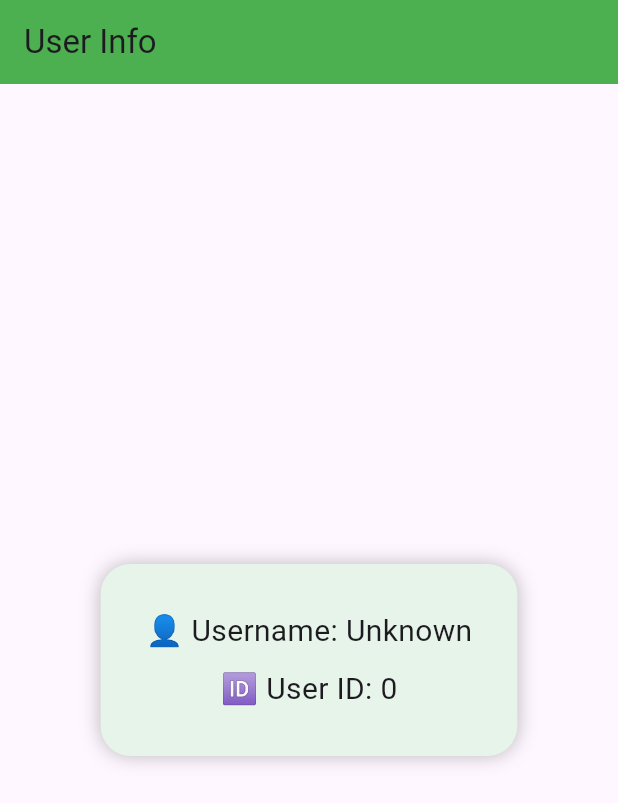
After one commit to RayyanGhnimat2003/gradProj, a Flutter app: the UserInfoScreen screen opened directly, on a phone screen of 412 x 824 dp. The commit adds this screen. Shown: the top 803 px of the screen. Run offline on Flutter 3.47's test engine with Material 3 defaults, Android fonts, the phone set to English and light mode, and no system bars; our stand-ins replace hive; accounts and stored records are empty.

```diff
--- /dev/null
+++ b/DiscoverPalestain/lib/pages/user_info_screen.dart
@@ -0,0 +1,36 @@
+import 'package:flutter/material.dart';
+import 'package:hive/hive.dart';
+
+class UserInfoScreen extends StatelessWidget {
+  @override
+  Widget build(BuildContext context) {
+    var box = Hive.box('userBox');
+    String userName = box.get('userName', defaultValue: 'Unknown');
+    int userId = box.get('user_ID', defaultValue: 0);
+
+    return Scaffold(
+      appBar: AppBar(
+        title: Text('User Info'),
+        backgroundColor: Colors.green,
+      ),
+      body: Center(
+        child: Container(
+          padding: EdgeInsets.all(30),
+          decoration: BoxDecoration(
+            color: Color(0xFFE6F4EA),
+            borderRadius: BorderRadius.circular(20),
+            boxShadow: [BoxShadow(color: Colors.black26, blurRadius: 10)],
+          ),
+          child: Column(
+            mainAxisSize: MainAxisSize.min,
+            children: [
+              Text('👤 Username: $userName', style: TextStyle(fontSize: 20)),
+              SizedBox(height: 10),
+              Text('🆔 User ID: $userId', style: TextStyle(fontSize: 20)),
+            ],
+          ),
+        ),
+      ),
+    );
+  }
+}
```
Also changed, not shown: DiscoverPalestain/lib/pages/login_screen.dart (+45 -18 lines).
